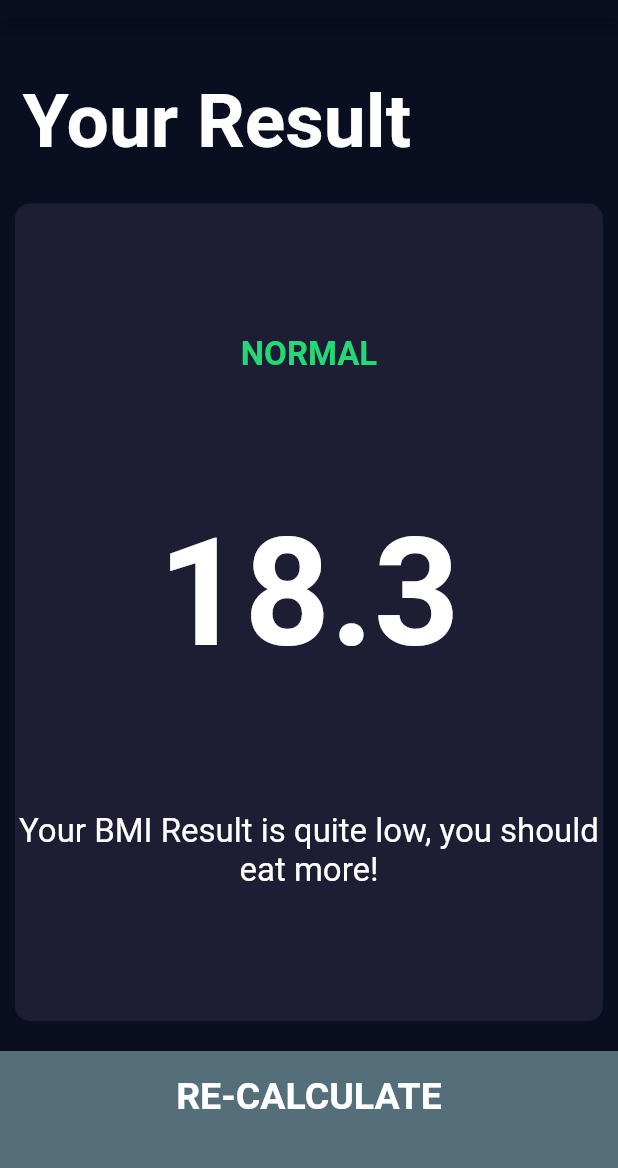
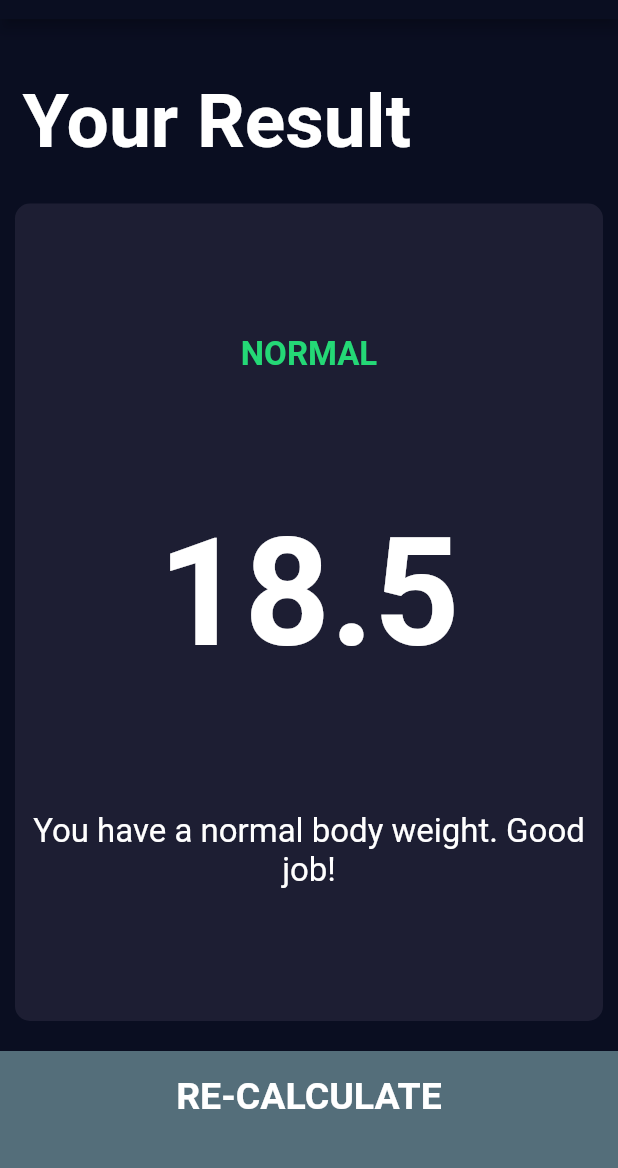
Before and after one commit to Mahi-Badaya/BMI-calculator, a Flutter app: the screen it shows after launch, after a tap on "CALCULATE", on a phone screen of 412 x 824 dp, the part 65-1233 px from its top. Run offline on Flutter 3.47's test engine with Material 2 defaults, Android fonts, the phone set to English and light mode, and no system bars; our stand-ins replace font_awesome_flutter.

Commit message:
added calculator

```diff
--- /dev/null
+++ b/lib/calculator_brain.dart
@@ -0,0 +1,36 @@
+import 'dart:math';
+
+class CalculatorBrain{
+  CalculatorBrain({this.height, this.weight});
+  final int height;
+  final int weight;
+
+  double _bmi;
+
+  //BMI calculation formula = mass in (kg)/height²(m)
+  String calculator(){
+    _bmi = weight / pow(height/100, 2);
+    return _bmi.toStringAsFixed(1);
+  }
+
+  String getResult(){
+    if(_bmi>=25){
+      return 'Overweight';
+    } else if(_bmi > 18.5){
+      return 'Normal';
+    }else{
+      return 'UnderWeight';
+    }
+  }
+
+  String getInterpretation(){
+    if(_bmi>=25){
+      return 'You have a higher than normal body weight. Try to exercise more and eat healthy food.';
+    } else if(_bmi > 18.5){
+      return 'You have a normal body weight. Good job!';
+    }else{
+      return 'You have a lower than normal body weight. Follow a better healthy diet plan';
+    }
+  }
+
+}
--- a/lib/screens/input_page.dart
+++ b/lib/screens/input_page.dart
@@ -1,3 +1,4 @@
+import 'package:bmi_calculator/calculator_brain.dart';
 import 'package:bmi_calculator/screens/result_page.dart';
 import 'package:flutter/cupertino.dart';
 import 'package:flutter/material.dart';
@@ -7,6 +8,7 @@ import 'package:bmi_calculator/components/card.dart';
 import '../constants.dart';
 import '../components/bottom_button.dart';
 import '../components/round_icon_button.dart';
+
 
 enum Gender {
   male,
@@ -197,8 +199,15 @@ class _InputPageState extends State<InputPage> {
           BottomButton(
             buttonTitle: 'CALCULATE',
             onTap: (){
+
+               CalculatorBrain calc = CalculatorBrain(height: height, weight: weight);
+
               Navigator.push(context, MaterialPageRoute(builder: (context){
-                return ResultsPage();
+                return ResultsPage(
+                  bmiResult: calc.calculator(),
+                  resultText: calc.getResult(),
+                  interpretation: calc.getInterpretation(),
+                );
               }));
             },
           ),
--- a/lib/screens/result_page.dart
+++ b/lib/screens/result_page.dart
@@ -4,6 +4,11 @@ import 'package:flutter/material.dart';
 import 'package:bmi_calculator/components/bottom_button.dart';
 
 class ResultsPage extends StatelessWidget {
+  final String bmiResult;
+  final String resultText;
+  final String interpretation;
+
+  const ResultsPage({@required this.bmiResult, @required this.resultText, @required this.interpretation});
 
   @override
   Widget build(BuildContext context) {
@@ -33,14 +38,15 @@ class ResultsPage extends StatelessWidget {
                   mainAxisAlignment: MainAxisAlignment.spaceEvenly,
                   crossAxisAlignment: CrossAxisAlignment.center,
                   children: <Widget>[
-                    Text('NORMAL',
+                    Text(
+                    resultText.toUpperCase(),
                     style: kResultTextStyle,
                     ),
                     Text(
-                      '18.3',
+                      bmiResult,
                     style: kBMITextStyle,),
                     Text(
-                        'Your BMI Result is quite low, you should eat more!',
+                        interpretation,
                       textAlign: TextAlign.center,
                       style: kBodyTextStyle,
                     ),
```
